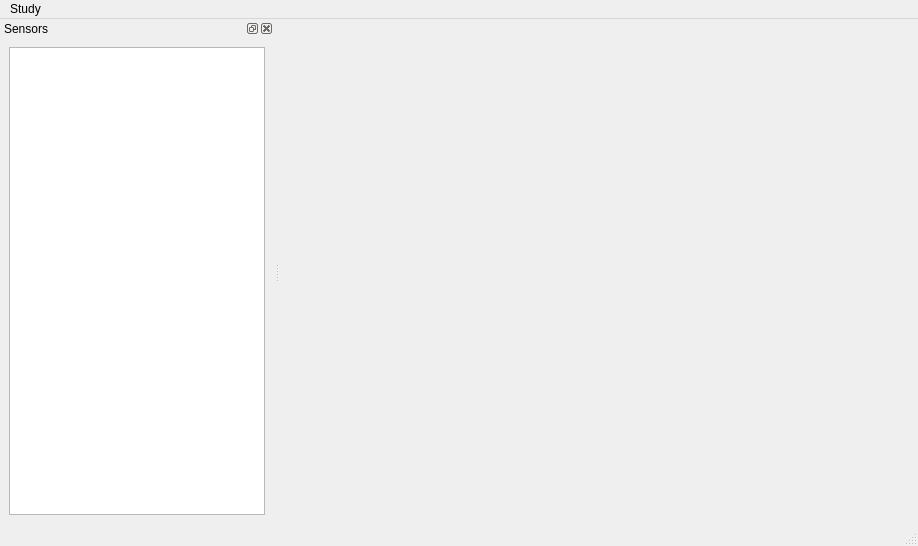
Before: the Qt Designer form molonaviz/mainwindow.ui in SandraClodion/projet_molonaviz, drawn with Qt 5.
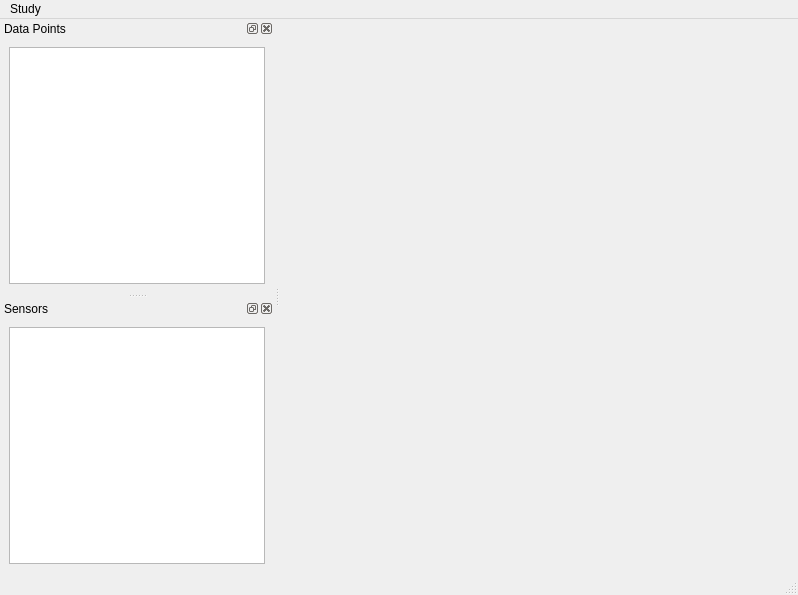
After: the same form once the commit is applied.

Commit message: Ajout fenêtre "Data points" (+ updates mineurs)

```diff
--- a/molonaviz/mainwindow.ui
+++ b/molonaviz/mainwindow.ui
@@ -6,8 +6,8 @@
    <rect>
     <x>0</x>
     <y>0</y>
-    <width>918</width>
-    <height>546</height>
+    <width>798</width>
+    <height>595</height>
    </rect>
   </property>
   <property name="windowTitle">
@@ -19,7 +19,7 @@
     <rect>
      <x>0</x>
      <y>0</y>
-     <width>918</width>
+     <width>798</width>
      <height>22</height>
     </rect>
    </property>
@@ -35,15 +35,33 @@
    <addaction name="menuStudy"/>
   </widget>
   <widget class="QStatusBar" name="statusbar"/>
-  <widget class="QDockWidget" name="dockSensors">
+  <widget class="QDockWidget" name="dockDataPoints">
    <property name="windowTitle">
-    <string>Sensors</string>
+    <string>Data Points</string>
    </property>
    <attribute name="dockWidgetArea">
     <number>1</number>
    </attribute>
    <widget class="QWidget" name="dockWidgetContents">
     <layout class="QVBoxLayout" name="verticalLayout">
+     <item>
+      <widget class="QTreeView" name="treeViewDataPoints"/>
+     </item>
+    </layout>
+   </widget>
+  </widget>
+  <widget class="QDockWidget" name="dockSensors">
+   <property name="allowedAreas">
+    <set>Qt::AllDockWidgetAreas</set>
+   </property>
+   <property name="windowTitle">
+    <string>Sensors</string>
+   </property>
+   <attribute name="dockWidgetArea">
+    <number>1</number>
+   </attribute>
+   <widget class="QWidget" name="dockWidgetContents_2">
+    <layout class="QHBoxLayout" name="horizontalLayout">
      <item>
       <widget class="QTreeView" name="treeViewSensors"/>
      </item>
```
The commit also changes 2 other files.
